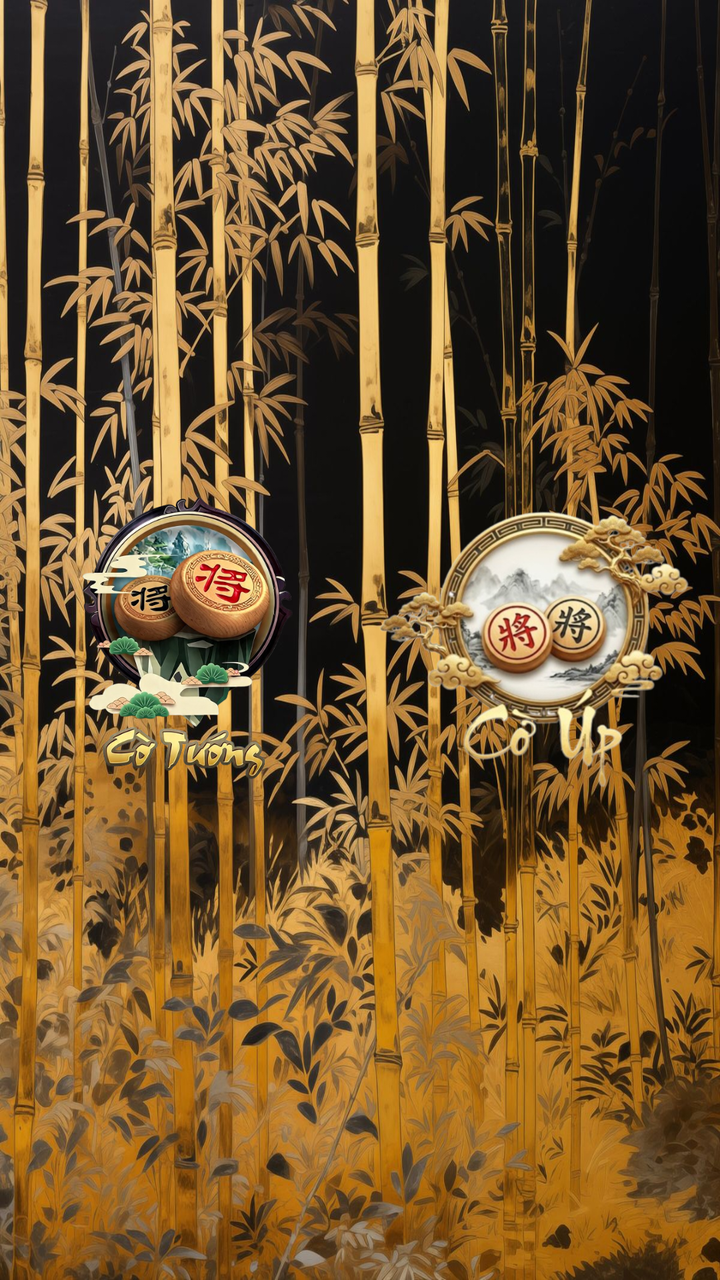
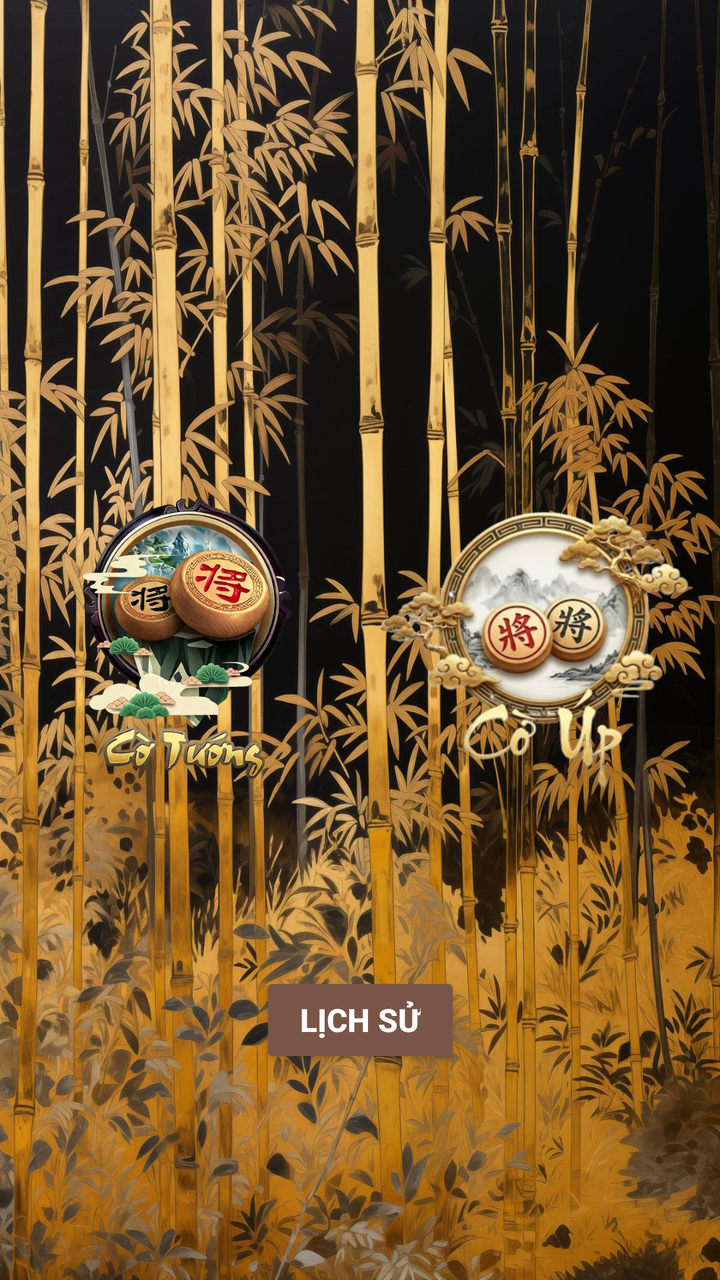

The first picture is an Android layout as it rendered before a commit; the second is the same layout after the commit. The layout source and the unified diff follow.
<!-- AndroidManifest.xml: application theme Theme.DoAnCoTuong -->
<!-- res/layout/activity_menu.xml -->
<?xml version="1.0" encoding="utf-8"?>
<androidx.constraintlayout.widget.ConstraintLayout xmlns:android="http://schemas.android.com/apk/res/android"
    xmlns:app="http://schemas.android.com/apk/res-auto"
    android:layout_width="match_parent"
    android:layout_height="match_parent"
    android:background="@drawable/bg_menu">

    <ImageView
        android:id="@+id/btnCoTuong"
        android:layout_width="160dp"
        android:layout_height="160dp"
        android:background="@android:color/transparent"
        android:scaleType="fitCenter"
        android:src="@drawable/ic_co_tuong"
        android:elevation="15dp"
        android:outlineAmbientShadowColor="@color/black"
        android:outlineSpotShadowColor="@color/black"
        app:layout_constraintBottom_toBottomOf="parent"
        app:layout_constraintEnd_toStartOf="@+id/btnCoUp"
        app:layout_constraintStart_toStartOf="parent"
        app:layout_constraintTop_toTopOf="parent" />

    <ImageView
        android:id="@+id/btnCoUp"
        android:layout_width="160dp"
        android:layout_height="160dp"
        android:background="@android:color/transparent"
        android:scaleType="fitCenter"
        android:src="@drawable/ic_co_up"
        android:elevation="15dp"
        android:outlineAmbientShadowColor="@color/black"
        android:outlineSpotShadowColor="@color/black"
        app:layout_constraintBottom_toBottomOf="parent"
        app:layout_constraintEnd_toEndOf="parent"
        app:layout_constraintStart_toEndOf="@+id/btnCoTuong"
        app:layout_constraintTop_toTopOf="parent" />

</androidx.constraintlayout.widget.ConstraintLayout>
<!-- resources referenced by this layout -->
<resources>
  <color name="black">#FF000000</color>
  <!-- drawable bg_menu: jpg bitmap (drawable, 388102 bytes) -->
  <!-- drawable ic_co_tuong: png bitmap (drawable, 360465 bytes) -->
  <!-- drawable ic_co_up: png bitmap (drawable, 478939 bytes) -->
  <style name="Theme.DoAnCoTuong" parent="Base.Theme.DoAnCoTuong" />
  <style name="Base.Theme.DoAnCoTuong" parent="Theme.Material3.DayNight.NoActionBar">
          
          
      </style>
</resources>

<!-- the commit's change to res/layout/activity_menu.xml (unified diff, before → after) -->
@@ -35,4 +35,22 @@
         app:layout_constraintStart_toEndOf="@+id/btnCoTuong"
         app:layout_constraintTop_toTopOf="parent" />
 
+    <Button
+        android:id="@+id/btnHistory"
+        android:layout_width="wrap_content"
+        android:layout_height="wrap_content"
+        android:text="LỊCH SỬ"
+        android:textColor="#FFFFFF"
+        android:textStyle="bold"
+        android:backgroundTint="#795548"
+        android:textSize="16sp"
+        android:paddingStart="20dp"
+        android:paddingEnd="20dp"
+        android:elevation="15dp"
+        app:layout_constraintBottom_toBottomOf="parent"
+        app:layout_constraintEnd_toEndOf="parent"
+        app:layout_constraintStart_toStartOf="parent"
+        app:layout_constraintTop_toBottomOf="@+id/btnCoTuong"
+        android:layout_marginBottom="20dp" />
+
 </androidx.constraintlayout.widget.ConstraintLayout>
